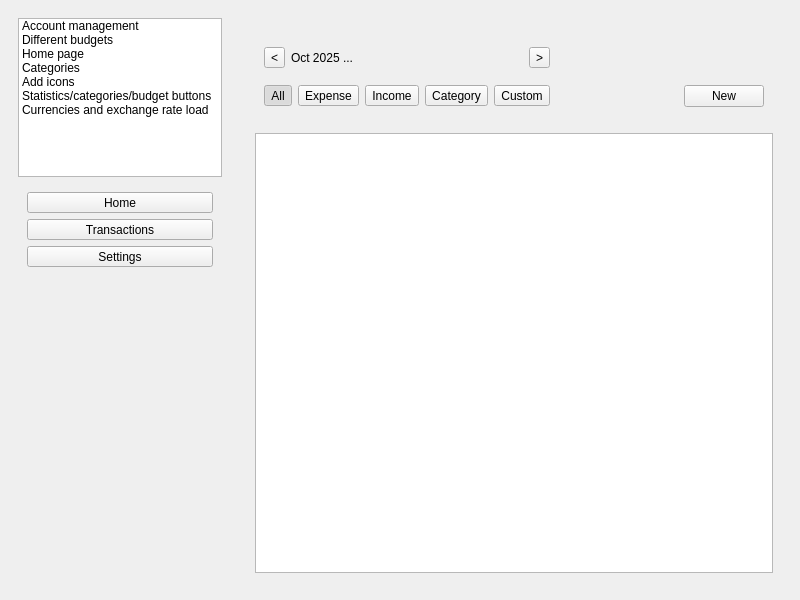
Before: the Qt Designer form Desktop/mainwindow.ui in david4more/Finance, drawn with Qt 5.
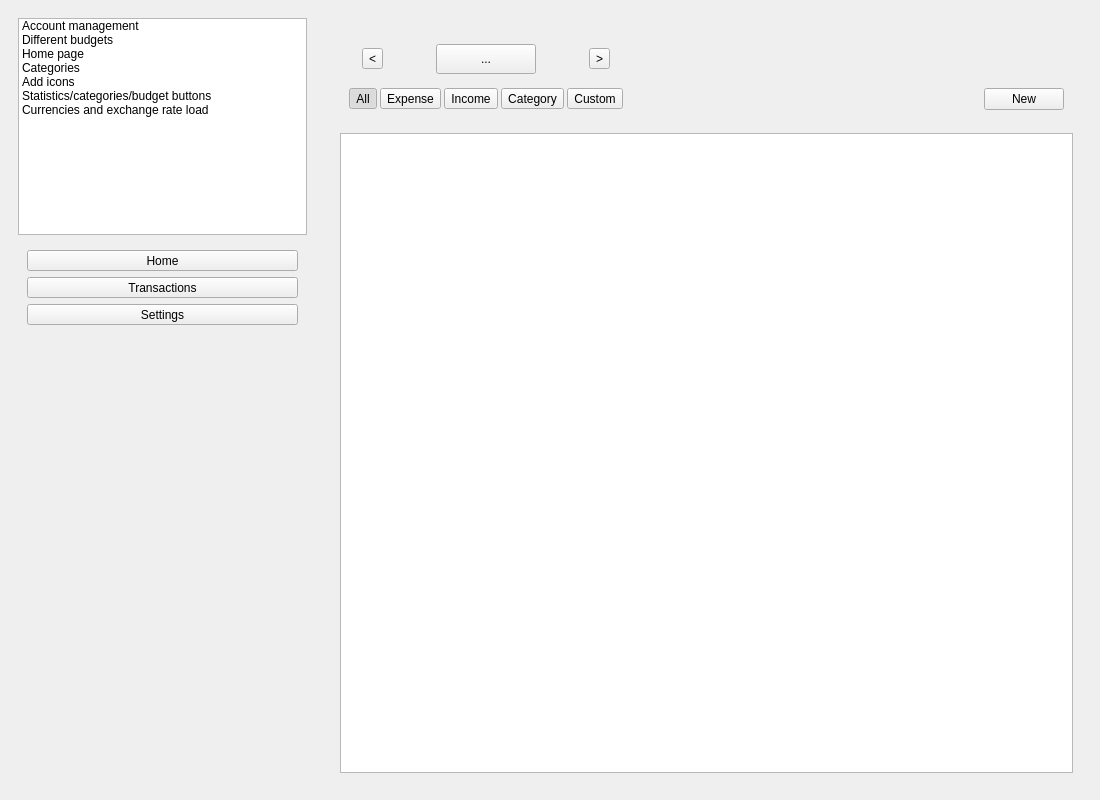
After: the same form once the commit is applied.

Patch:
```diff
--- a/Desktop/mainwindow.ui
+++ b/Desktop/mainwindow.ui
@@ -6,8 +6,8 @@
    <rect>
     <x>0</x>
     <y>0</y>
-    <width>800</width>
-    <height>600</height>
+    <width>1100</width>
+    <height>800</height>
    </rect>
   </property>
   <property name="windowTitle">
@@ -190,6 +190,9 @@
              <layout class="QGridLayout" name="gridLayout_2">
               <item row="1" column="0">
                <layout class="QHBoxLayout" name="horizontalLayout_4">
+                <property name="spacing">
+                 <number>3</number>
+                </property>
                 <item>
                  <widget class="QToolButton" name="noFilterButton">
                   <property name="text">
@@ -247,6 +250,9 @@
               </item>
               <item row="0" column="0">
                <layout class="QHBoxLayout" name="horizontalLayout_3">
+                <property name="spacing">
+                 <number>0</number>
+                </property>
                 <item>
                  <widget class="QToolButton" name="prevMonthButton">
                   <property name="text">
@@ -255,12 +261,56 @@
                  </widget>
                 </item>
                 <item>
-                 <widget class="QLabel" name="monthLabel">
+                 <spacer name="horizontalSpacer_6">
+                  <property name="orientation">
+                   <enum>Qt::Orientation::Horizontal</enum>
+                  </property>
+                  <property name="sizeType">
+                   <enum>QSizePolicy::Policy::Preferred</enum>
+                  </property>
+                  <property name="sizeHint" stdset="0">
+                   <size>
+                    <width>40</width>
+                    <height>20</height>
+                   </size>
+                  </property>
+                 </spacer>
+                </item>
+                <item>
+                 <widget class="QToolButton" name="monthButton">
+                  <property name="sizePolicy">
+                   <sizepolicy hsizetype="Fixed" vsizetype="Fixed">
+                    <horstretch>0</horstretch>
+                    <verstretch>0</verstretch>
+                   </sizepolicy>
+                  </property>
+                  <property name="minimumSize">
+                   <size>
+                    <width>100</width>
+                    <height>30</height>
+                   </size>
+                  </property>
                   <property name="text">
-                   <string>Oct 2025 ...</string>
+                   <string>...</string>
                   </property>
                  </widget>
                 </item>
+                <item>
+                 <spacer name="horizontalSpacer_7">
+                  <property name="orientation">
+                   <enum>Qt::Orientation::Horizontal</enum>
+                  </property>
+                  <property name="sizeType">
+                   <enum>QSizePolicy::Policy::Preferred</enum>
+                  </property>
+                  <property name="sizeHint" stdset="0">
+                   <size>
+                    <width>40</width>
+                    <height>20</height>
+                   </size>
+                  </property>
+                 </spacer>
+                </item>
                 <item>
                  <widget class="QToolButton" name="nextMonthButton">
                   <property name="text">
```
